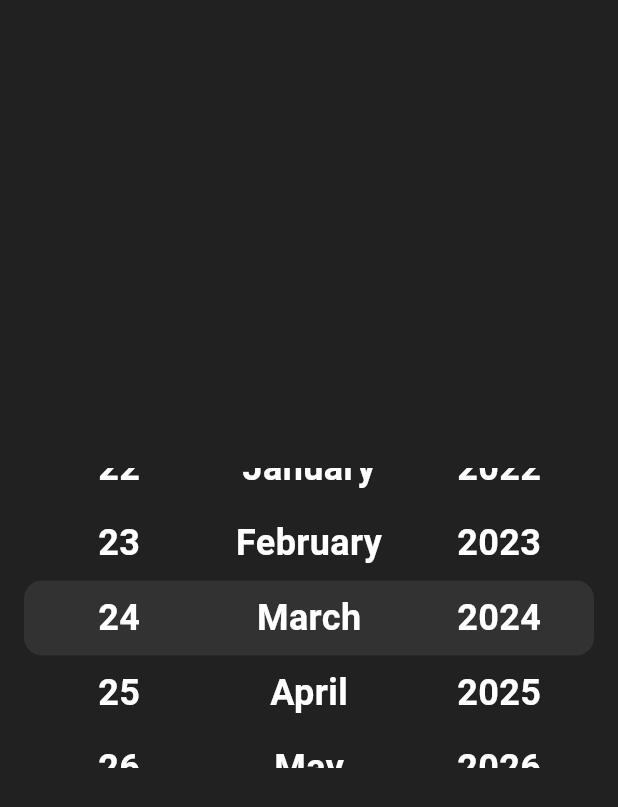
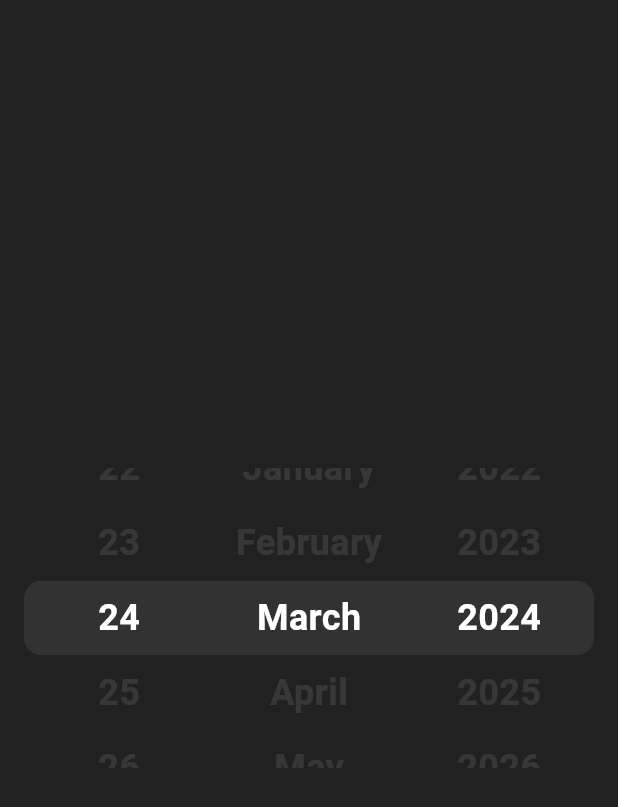
Before and after one commit to Fingertips18/scroll-wheel-date-picker, a Flutter app: the screen it shows after launch, on a phone screen of 412 x 824 dp. Shown: the top 807 px of the screen. Run offline on Flutter 3.47's test engine with Material 3 defaults, Android fonts, the phone set to English and light mode, and no system bars.

Commit message:
Add flat scroll wheel text opacity overlay

```diff
--- a/lib/app.dart
+++ b/lib/app.dart
@@ -1,7 +1,7 @@
 import 'package:flutter/material.dart';
 
 import 'src/widgets/date_picker_scroll_wheel.dart';
-import 'src/constants/theme_constant.dart';
+import 'src/constants/theme_constants.dart';
 
 class App extends StatelessWidget {
   const App({super.key});
@@ -19,6 +19,7 @@ class App extends StatelessWidget {
             padding: const EdgeInsets.symmetric(horizontal: 16.0),
             child: DatePickerScrollWheel(
               scrollWheel: ScrollWheel.flat,
+              backgroundColor: Colors.grey[900],
             ),
           ),
         ),
--- a/lib/src/controllers/date_controller.dart
+++ b/lib/src/controllers/date_controller.dart
@@ -223,7 +223,7 @@ String _capitalize(String s) {
   return "${s[0].toUpperCase()}${s.substring(1).toLowerCase()}";
 }
 
-abstract interface class IController<T> {
+abstract interface class IController {
   IController copyWith();
   int get selectedIndex;
   List<String> get items;
--- a/lib/src/controllers/flat_wheel_scroll_view.dart
+++ b/lib/src/controllers/flat_wheel_scroll_view.dart
@@ -79,7 +79,7 @@ class _FlatWheelScrollViewState extends State<FlatWheelScrollView> {
     return false;
   }
 
-  List<Widget> _buildSlivers() {
+  List<Widget> _renderSlivers() {
     Widget forward = SliverFixedExtentList(
       key: _forwardListKey,
       delegate: SliverChildBuilderDelegate(
@@ -123,7 +123,7 @@ class _FlatWheelScrollViewState extends State<FlatWheelScrollView> {
                 center: _forwardListKey,
                 offset: position,
                 anchor: _getCenteredAnchor(constraints),
-                slivers: _buildSlivers(),
+                slivers: _renderSlivers(),
               );
             },
           );
--- a/lib/src/widgets/curve_scroll_wheel.dart
+++ b/lib/src/widgets/curve_scroll_wheel.dart
@@ -1,6 +1,6 @@
 import 'package:flutter/material.dart';
 
-import '../constants/theme_constant.dart';
+import '../constants/theme_constants.dart';
 import 'scroll_item.dart';
 
 class CurveScrollWheel extends StatefulWidget {
--- a/lib/src/widgets/date_picker_scroll_wheel.dart
+++ b/lib/src/widgets/date_picker_scroll_wheel.dart
@@ -2,17 +2,11 @@ import 'package:flutter/cupertino.dart';
 import 'package:flutter/material.dart';
 
 import '../controllers/date_controller.dart';
-import '../constants/theme_constant.dart';
+import '../constants/theme_constants.dart';
 import 'curve_scroll_wheel.dart';
 import 'flat_scroll_wheel.dart';
 
 class DatePickerScrollWheel extends StatelessWidget {
-  final DateController dateController;
-  final bool loopDays;
-  final bool loopMonths;
-  final bool loopYears;
-  final ScrollWheel scrollWheel;
-
   DatePickerScrollWheel({
     super.key,
     DateController? dateController,
@@ -20,7 +14,21 @@ class DatePickerScrollWheel extends StatelessWidget {
     this.loopMonths = true,
     this.loopYears = false,
     this.scrollWheel = ScrollWheel.curve,
-  }) : dateController = dateController ?? DateController.empty();
+    this.overAndUnderCenterOpacity = kNotActiveItemOpacity,
+    this.backgroundColor,
+  })  : dateController = dateController ?? DateController.empty(),
+        assert(
+          scrollWheel == ScrollWheel.flat && backgroundColor != null,
+          "If scroll wheel is flat, specify a background color",
+        );
+
+  final DateController dateController;
+  final bool loopDays;
+  final bool loopMonths;
+  final bool loopYears;
+  final ScrollWheel scrollWheel;
+  final double overAndUnderCenterOpacity;
+  final Color? backgroundColor;
 
   Widget _scrollWidget({
     required IController controller,
@@ -91,6 +99,32 @@ class DatePickerScrollWheel extends StatelessWidget {
             ],
           ),
         ),
+        scrollWheel == ScrollWheel.flat
+            ? IgnorePointer(
+                child: SizedBox(
+                  height: kDefaultWheelPickerHeight,
+                  child: Column(
+                    children: [
+                      Expanded(
+                        child: Container(
+                          decoration: BoxDecoration(
+                            color: backgroundColor?.withOpacity(1.0 - overAndUnderCenterOpacity.clamp(0.0, 1.0)),
+                          ),
+                        ),
+                      ),
+                      const SizedBox(height: kDefaultItemHeight),
+                      Expanded(
+                        child: Container(
+                          decoration: BoxDecoration(
+                            color: backgroundColor?.withOpacity(1.0 - overAndUnderCenterOpacity.clamp(0.0, 1.0)),
+                          ),
+                        ),
+                      ),
+                    ],
+                  ),
+                ),
+              )
+            : const SizedBox.shrink(),
       ],
     );
   }
--- a/lib/src/widgets/flat_scroll_wheel.dart
+++ b/lib/src/widgets/flat_scroll_wheel.dart
@@ -1,15 +1,10 @@
 import 'package:flutter/material.dart';
 
 import '../controllers/flat_wheel_scroll_view.dart';
-import '../constants/theme_constant.dart';
+import '../constants/theme_constants.dart';
 import 'scroll_item.dart';
 
 class FlatScrollWheel extends StatefulWidget {
-  final List<String> items;
-  final int selectedIndex;
-  final Function(int value)? onSelectedItemChanged;
-  final bool looping;
-
   const FlatScrollWheel({
     super.key,
     required this.items,
@@ -17,6 +12,11 @@ class FlatScrollWheel extends StatefulWidget {
     this.onSelectedItemChanged,
     required this.looping,
   });
+
+  final List<String> items;
+  final int selectedIndex;
+  final Function(int value)? onSelectedItemChanged;
+  final bool looping;
 
   @override
   State<FlatScrollWheel> createState() => _FlatScrollWheelState();
--- a/lib/src/widgets/scroll_item.dart
+++ b/lib/src/widgets/scroll_item.dart
@@ -1,6 +1,6 @@
 import 'package:flutter/material.dart';
 
-import '../constants/theme_constant.dart';
+import '../constants/theme_constants.dart';
 
 class ScrollItem extends StatelessWidget {
   final String label;
```
Also changed, not shown: lib/src/constants/theme_constants.dart (renamed from lib/src/constants/theme_constant.dart).
